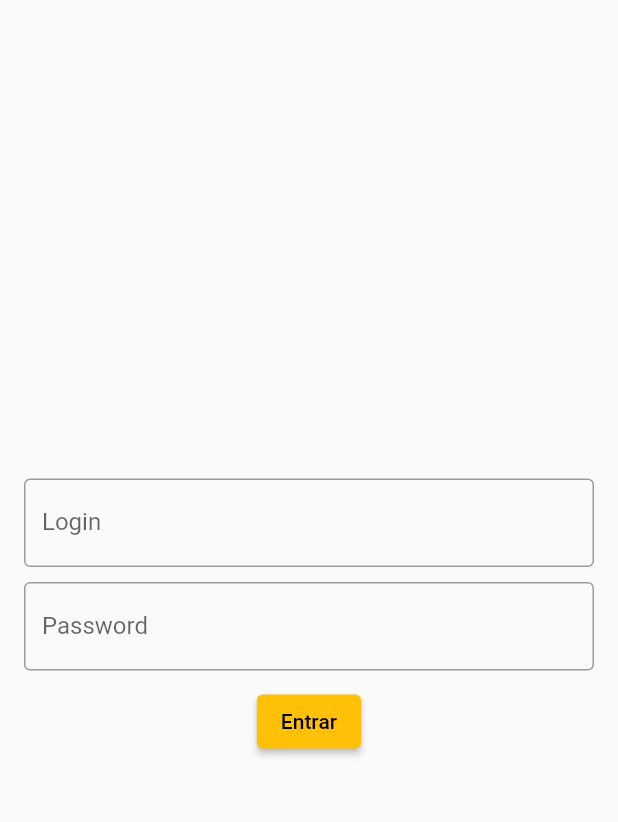
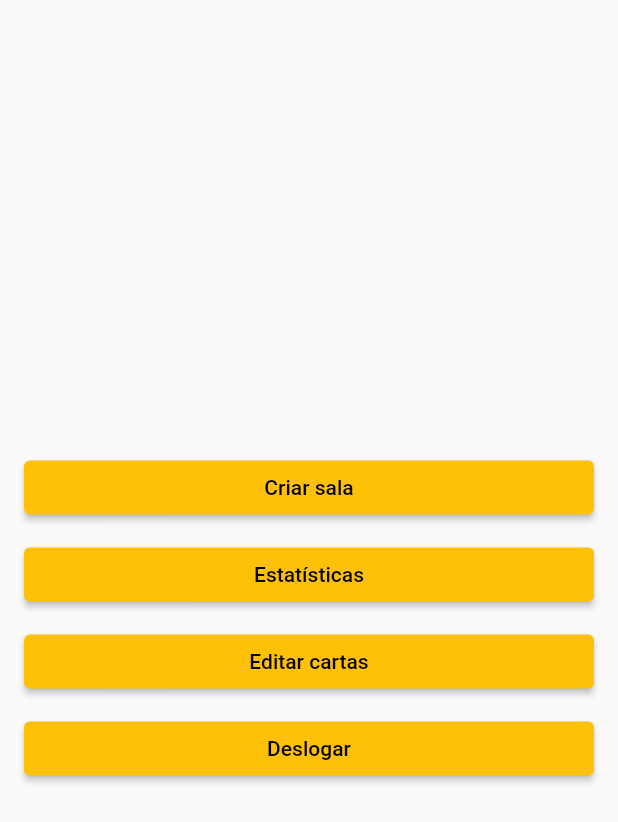
Before and after one commit to NicolasCiviero98/CardsAgainstStudent, a Flutter app: the screen it shows after launch, after a tap on "Entrar", on a phone screen of 412 x 824 dp. Shown: the top 822 px of the screen. Run offline on Flutter 3.47's test engine with Material 2 defaults, Android fonts, the phone set to English and light mode, and no system bars.

Commit message:
add register and menu pages

```diff
--- a/lib/login_page.dart
+++ b/lib/login_page.dart
@@ -1,4 +1,7 @@
 import 'package:flutter/material.dart';
+
+import 'menu_page.dart';
+import 'register_page.dart';
 
 class LoginPage extends StatefulWidget {
   const LoginPage({Key? key}) : super(key: key);
@@ -8,7 +11,7 @@ class LoginPage extends StatefulWidget {
 }
 
 class _LoginPageState extends State<LoginPage> {
-  String login = '';
+  String username = '';
   String password = '';
 
   @override
@@ -24,9 +27,9 @@ class _LoginPageState extends State<LoginPage> {
               mainAxisAlignment: MainAxisAlignment.center,
               children: [
                 TextField(
-                  onChanged: (text) { login = text; },
+                  onChanged: (text) { username = text; },
                   decoration: InputDecoration(
-                    labelText: 'Login',
+                    labelText: 'Usuário',
                     border: OutlineInputBorder()
                   ),
                 ),
@@ -35,17 +38,34 @@ class _LoginPageState extends State<LoginPage> {
                   onChanged: (text) { password = text; },
                   obscureText: true,
                   decoration: InputDecoration(
-                      labelText: 'Password',
+                      labelText: 'Senha',
                       border: OutlineInputBorder()
                   ),
                 ),
                 SizedBox(height: 10),
-                ElevatedButton(
-                  onPressed: () {
-
-                  },
-                  child: Text('Entrar'),
-                )
+                SizedBox(
+                    width: double.infinity,
+                    child: ElevatedButton(
+                      onPressed: () {
+                        Navigator.of(context).pushReplacement(
+                            MaterialPageRoute(builder: (context) => MenuPage())
+                        );
+                      },
+                      child: Text('Entrar'),
+                    )
+                ),
+                SizedBox(height: 10),
+                SizedBox(
+                    width: double.infinity,
+                    child: ElevatedButton(
+                      onPressed: () {
+                        Navigator.of(context).pushReplacement(
+                            MaterialPageRoute(builder: (context) => RegisterPage())
+                        );
+                      },
+                      child: Text('Cadastrar'),
+                    )
+                ),
               ],
             )
           )
--- /dev/null
+++ b/lib/menu_page.dart
@@ -0,0 +1,71 @@
+import 'package:cards_against_student/login_page.dart';
+import 'package:flutter/material.dart';
+
+class MenuPage extends StatefulWidget {
+  const MenuPage({Key? key}) : super(key: key);
+
+  @override
+  State<MenuPage> createState() => _MenuPageState();
+}
+
+class _MenuPageState extends State<MenuPage> {
+  @override
+  Widget build(BuildContext context) {
+    return Material(
+        child:SizedBox(
+            width: MediaQuery.of(context).size.width,
+            height: MediaQuery.of(context).size.height,
+            child: Padding(
+                padding: const EdgeInsets.all(16.0),
+                child: Column(
+                  mainAxisAlignment: MainAxisAlignment.center,
+                  children: [
+                    SizedBox(
+                      width: double.infinity,
+                      child:   ElevatedButton(
+                        onPressed: () {
+                          print('not implemented');
+                        },
+                        child: Text('Criar sala'),
+                      ),
+                    ),
+                    SizedBox(height: 10),
+                    SizedBox(
+                      width: double.infinity,
+                      child: ElevatedButton(
+                        onPressed: () {
+                          print('not implemented');
+                        },
+                        child: Text('Estatísticas'),
+                      ),
+                    ),
+                    SizedBox(height: 10),
+                    SizedBox(
+                      width: double.infinity,
+                      child: ElevatedButton(
+                        onPressed: () {
+                          print('not implemented');
+                        },
+                        child: Text('Editar cartas'),
+                      ),
+                    ),
+                    SizedBox(height: 10),
+                    SizedBox(
+                      width: double.infinity,
+                      child: ElevatedButton(
+                        onPressed: () {
+                          Navigator.of(context).pushReplacement(
+                              MaterialPageRoute(builder: (context) => LoginPage())
+                          );
+                        },
+                        child: Text('Deslogar'),
+                      ),
+                    ),
+                  ],
+                )
+            )
+        )
+
+    );
+  }
+}
```
Also changed, not shown: lib/register_page.dart (added, +74 -0 lines).
